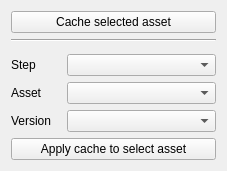
Qt form scripts/maya_psyhive/tools/yeti/yeti_cache_tools.ui (Psyop/psyhive) before a commit.
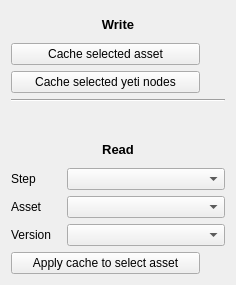
The same form after that commit. Icons and pictures are not drawn. Custom widgets are drawn as their Qt base class.

Diff of the .ui file:
```diff
--- a/scripts/maya_psyhive/tools/yeti/yeti_cache_tools.ui
+++ b/scripts/maya_psyhive/tools/yeti/yeti_cache_tools.ui
@@ -6,8 +6,8 @@
    <rect>
     <x>0</x>
     <y>0</y>
-    <width>227</width>
-    <height>171</height>
+    <width>236</width>
+    <height>285</height>
    </rect>
   </property>
   <property name="windowTitle">
@@ -21,12 +21,120 @@
    <item row="0" column="0">
     <layout class="QVBoxLayout" name="verticalLayout">
      <item>
-      <widget class="QPushButton" name="cache_write">
+      <widget class="QLabel" name="label_4">
+       <property name="minimumSize">
+        <size>
+         <width>37</width>
+         <height>26</height>
+        </size>
+       </property>
+       <property name="font">
+        <font>
+         <pointsize>10</pointsize>
+         <weight>75</weight>
+         <bold>true</bold>
+        </font>
+       </property>
        <property name="text">
-        <string>Cache selected asset</string>
+        <string>Write</string>
+       </property>
+       <property name="alignment">
+        <set>Qt::AlignCenter</set>
        </property>
       </widget>
      </item>
+     <item>
+      <layout class="QHBoxLayout" name="horizontalLayout_5">
+       <property name="spacing">
+        <number>4</number>
+       </property>
+       <item>
+        <widget class="QPushButton" name="cache_write_asset">
+         <property name="text">
+          <string>Cache selected asset</string>
+         </property>
+        </widget>
+       </item>
+       <item>
+        <widget class="QPushButton" name="cache_write_asset_help">
+         <property name="minimumSize">
+          <size>
+           <width>0</width>
+           <height>0</height>
+          </size>
+         </property>
+         <property name="maximumSize">
+          <size>
+           <width>21</width>
+           <height>21</height>
+          </size>
+         </property>
+         <property name="text">
+          <string/>
+         </property>
+         <property name="icon">
+          <iconset>
+           <normaloff>P:/global/code/pipeline/bootstrap/psycons/icon_packs/EMOJI/icon.2458.png</normaloff>P:/global/code/pipeline/bootstrap/psycons/icon_packs/EMOJI/icon.2458.png</iconset>
+         </property>
+         <property name="iconSize">
+          <size>
+           <width>21</width>
+           <height>21</height>
+          </size>
+         </property>
+         <property name="flat">
+          <bool>true</bool>
+         </property>
+        </widget>
+       </item>
+      </layout>
+     </item>
+     <item>
+      <layout class="QHBoxLayout" name="horizontalLayout_4">
+       <property name="spacing">
+        <number>4</number>
+       </property>
+       <item>
+        <widget class="QPushButton" name="cache_write_node">
+         <property name="text">
+          <string>Cache selected yeti nodes</string>
+         </property>
+        </widget>
+       </item>
+       <item>
+        <widget class="QPushButton" name="cache_write_node_help">
+         <property name="minimumSize">
+          <size>
+           <width>0</width>
+           <height>0</height>
+          </size>
+         </property>
+         <property name="maximumSize">
+          <size>
+           <width>21</width>
+           <height>21</height>
+          </size>
+         </property>
+         <property name="text">
+          <string/>
+         </property>
+         <property name="icon">
+          <iconset>
+           <normaloff>P:/global/code/pipeline/bootstrap/psycons/icon_packs/EMOJI/icon.2458.png</normaloff>P:/global/code/pipeline/bootstrap/psycons/icon_packs/EMOJI/icon.2458.png</iconset>
+         </property>
+         <property name="iconSize">
+          <size>
+           <width>21</width>
+           <height>21</height>
+          </size>
+         </property>
+         <property name="flat">
+          <bool>true</bool>
+         </property>
+        </widget>
+       </item>
+      </layout>
+     </item>
      <item>
       <widget class="Line" name="line">
        <property name="orientation">
@@ -47,6 +155,29 @@
        </property>
       </spacer>
      </item>
+     <item>
+      <widget class="QLabel" name="label_5">
+       <property name="minimumSize">
+        <size>
+         <width>37</width>
+         <height>26</height>
+        </size>
+       </property>
+       <property name="font">
+        <font>
+         <pointsize>10</pointsize>
+         <weight>75</weight>
+         <bold>true</bold>
+        </font>
+       </property>
+       <property name="text">
+        <string>Read</string>
+       </property>
+       <property name="alignment">
+        <set>Qt::AlignCenter</set>
+       </property>
+      </widget>
+     </item>
      <item>
       <layout class="QHBoxLayout" name="horizontalLayout_2">
        <item>
@@ -108,11 +239,50 @@
       </layout>
      </item>
      <item>
-      <widget class="QPushButton" name="cache_read">
-       <property name="text">
-        <string>Apply cache to select asset</string>
+      <layout class="QHBoxLayout" name="horizontalLayout_6">
+       <property name="spacing">
+        <number>4</number>
        </property>
-      </widget>
+       <item>
+        <widget class="QPushButton" name="cache_read">
+         <property name="text">
+          <string>Apply cache to select asset</string>
+         </property>
+        </widget>
+       </item>
+       <item>
+        <widget class="QPushButton" name="cache_read_help">
+         <property name="minimumSize">
+          <size>
+           <width>0</width>
+           <height>0</height>
+          </size>
+         </property>
+         <property name="maximumSize">
+          <size>
+           <width>21</width>
+           <height>21</height>
+          </size>
+         </property>
+         <property name="text">
+          <string/>
+         </property>
+         <property name="icon">
+          <iconset>
+           <normaloff>P:/global/code/pipeline/bootstrap/psycons/icon_packs/EMOJI/icon.2458.png</normaloff>P:/global/code/pipeline/bootstrap/psycons/icon_packs/EMOJI/icon.2458.png</iconset>
+         </property>
+         <property name="iconSize">
+          <size>
+           <width>21</width>
+           <height>21</height>
+          </size>
+         </property>
+         <property name="flat">
+          <bool>true</bool>
+         </property>
+        </widget>
+       </item>
+      </layout>
      </item>
     </layout>
    </item>
```
